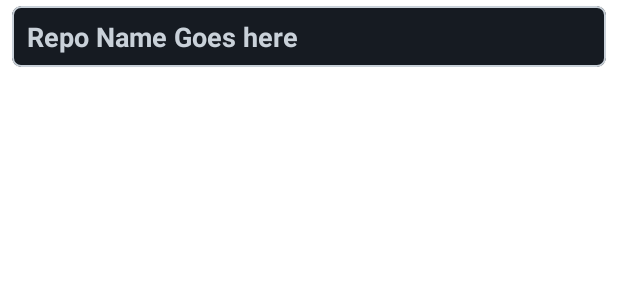
After one commit to Tejas-67/RepoSpect, an Android app: the layout branch_item_view.xml on its own in the app's theme, with its tools: preview values and no code run, on a phone screen of 412 x 824 dp. The commit adds this screen. Shown: the top 300 px of the screen. Run offline under Robolectric (Android 15) with nearby library versions, the phone set to English and light mode, and no system bars.

Commit message:
UI improvements

```diff
--- a/app/src/main/java/com/example/repospect/Adapters/BranchAdapter.kt
+++ b/app/src/main/java/com/example/repospect/Adapters/BranchAdapter.kt
@@ -18,7 +18,7 @@ class BranchAdapter: RecyclerView.Adapter<BranchAdapter.BranchViewHolder>() {
     }
 
     override fun onCreateViewHolder(parent: ViewGroup, viewType: Int): BranchViewHolder {
-        return BranchViewHolder(LayoutInflater.from(parent.context).inflate(R.layout.item_view, parent, false))
+        return BranchViewHolder(LayoutInflater.from(parent.context).inflate(R.layout.branch_item_view, parent, false))
     }
 
     override fun getItemCount(): Int {
--- a/app/src/main/java/com/example/repospect/DataModel/Repo.kt
+++ b/app/src/main/java/com/example/repospect/DataModel/Repo.kt
@@ -7,7 +7,7 @@ import androidx.room.PrimaryKey
 import kotlinx.android.parcel.Parcelize
 
 
-@Entity
+@Entity(tableName = "Repo")
 @Parcelize
 data class Repo(
     val branches_url: String?, // branches of the repo
--- a/app/src/main/java/com/example/repospect/Database/RepoDatabase.kt
+++ b/app/src/main/java/com/example/repospect/Database/RepoDatabase.kt
@@ -4,9 +4,12 @@ import android.content.Context
 import androidx.room.Database
 import androidx.room.Room
 import androidx.room.RoomDatabase
+import androidx.room.TypeConverters
+import com.example.repospect.DataModel.Owner
 import com.example.repospect.DataModel.Repo
 
-@Database(entities = [Repo::class], version=1, exportSchema = false)
+@Database(entities = [Owner::class, Repo::class], version=1, exportSchema = false)
+@TypeConverters(TypeConverter::class)
 abstract class RepoDatabase : RoomDatabase() {
 
     abstract fun getDao(): RepoDao
--- /dev/null
+++ b/app/src/main/res/layout/branch_item_view.xml
@@ -0,0 +1,29 @@
+<?xml version="1.0" encoding="utf-8"?>
+<com.google.android.material.card.MaterialCardView xmlns:android="http://schemas.android.com/apk/res/android"
+    xmlns:app="http://schemas.android.com/apk/res-auto"
+    android:layout_height="wrap_content"
+    android:backgroundTint="@color/primary_light"
+    app:cardCornerRadius="6dp"
+    android:layout_marginStart="8dp"
+    android:layout_marginEnd="8dp"
+    android:layout_marginTop="4dp"
+    android:layout_marginBottom="4dp"
+    app:strokeWidth="1dp"
+    app:strokeColor="@color/text_color_secondary"
+    android:layout_width="match_parent">
+        <com.google.android.material.textview.MaterialTextView
+            android:layout_width="wrap_content"
+            android:layout_height="wrap_content"
+            android:layout_marginStart="10dp"
+            android:layout_marginEnd="10dp"
+            android:layout_marginTop="8dp"
+            android:layout_marginBottom="8dp"
+            android:text="Repo Name Goes here"
+            android:textStyle="bold"
+            android:textColor="@color/text_color_secondary"
+            android:textSize="18sp"
+            android:id="@+id/repo_name_tv"/>
+
+
+
+</com.google.android.material.card.MaterialCardView>
```
Also changed, not shown: app/src/main/java/com/example/repospect/DataModel/Owner.kt (+10 -1 lines), app/src/main/java/com/example/repospect/Database/TypeConverter.kt (added, +18 -0 lines).
